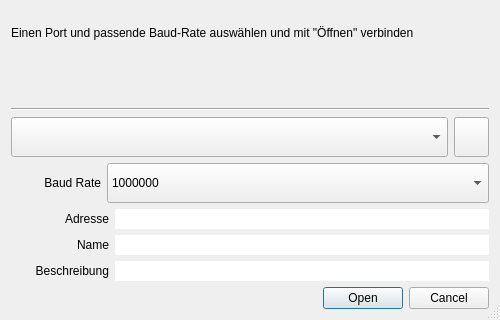
Old version of the form gmcounter/pyqt/connection.ui in the repository cckssr/gmcounter.
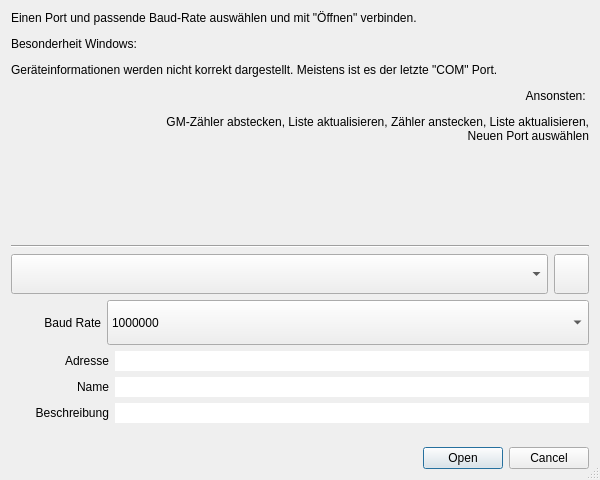
New version of the form. Icons and pictures are not drawn.

Patch:
```diff
--- a/gmcounter/pyqt/connection.ui
+++ b/gmcounter/pyqt/connection.ui
@@ -6,26 +6,26 @@
    <rect>
     <x>0</x>
     <y>0</y>
-    <width>500</width>
-    <height>320</height>
+    <width>600</width>
+    <height>480</height>
    </rect>
   </property>
   <property name="sizePolicy">
-   <sizepolicy hsizetype="Fixed" vsizetype="Fixed">
+   <sizepolicy hsizetype="Fixed" vsizetype="Maximum">
     <horstretch>0</horstretch>
     <verstretch>0</verstretch>
    </sizepolicy>
   </property>
   <property name="minimumSize">
    <size>
-    <width>500</width>
-    <height>320</height>
+    <width>600</width>
+    <height>480</height>
    </size>
   </property>
   <property name="maximumSize">
    <size>
-    <width>500</width>
-    <height>320</height>
+    <width>600</width>
+    <height>500</height>
    </size>
   </property>
   <property name="windowTitle">
@@ -50,11 +50,32 @@
    </item>
    <item row="0" column="0">
     <widget class="QLabel" name="label_5">
+     <property name="sizePolicy">
+      <sizepolicy hsizetype="Preferred" vsizetype="Preferred">
+       <horstretch>0</horstretch>
+       <verstretch>0</verstretch>
+      </sizepolicy>
+     </property>
+     <property name="maximumSize">
+      <size>
+       <width>700</width>
+       <height>500</height>
+      </size>
+     </property>
      <property name="text">
-      <string>Einen Port und passende Baud-Rate auswählen und mit &quot;Öffnen&quot; verbinden</string>
+      <string>&lt;html&gt;&lt;head/&gt;&lt;body&gt;&lt;p&gt;Einen Port und passende Baud-Rate auswählen und mit &amp;quot;Öffnen&amp;quot; verbinden. &lt;/p&gt;&lt;p&gt;Besonderheit Windows: &lt;/p&gt;&lt;p&gt;Geräteinformationen werden nicht korrekt dargestellt. Meistens ist es der letzte &amp;quot;COM&amp;quot; Port. &lt;/p&gt;&lt;p align=&quot;right&quot;&gt;Ansonsten: &lt;/p&gt;&lt;p align=&quot;right&quot;&gt;GM-Zähler abstecken, Liste aktualisieren, Zähler anstecken, Liste aktualisieren, &lt;br/&gt;Neuen Port auswählen&lt;/p&gt;&lt;/body&gt;&lt;/html&gt;</string>
+     </property>
+     <property name="textFormat">
+      <enum>Qt::TextFormat::RichText</enum>
      </property>
      <property name="wordWrap">
-      <bool>true</bool>
+      <bool>false</bool>
+     </property>
+     <property name="margin">
+      <number>0</number>
+     </property>
+     <property name="indent">
+      <number>0</number>
      </property>
     </widget>
    </item>
```
